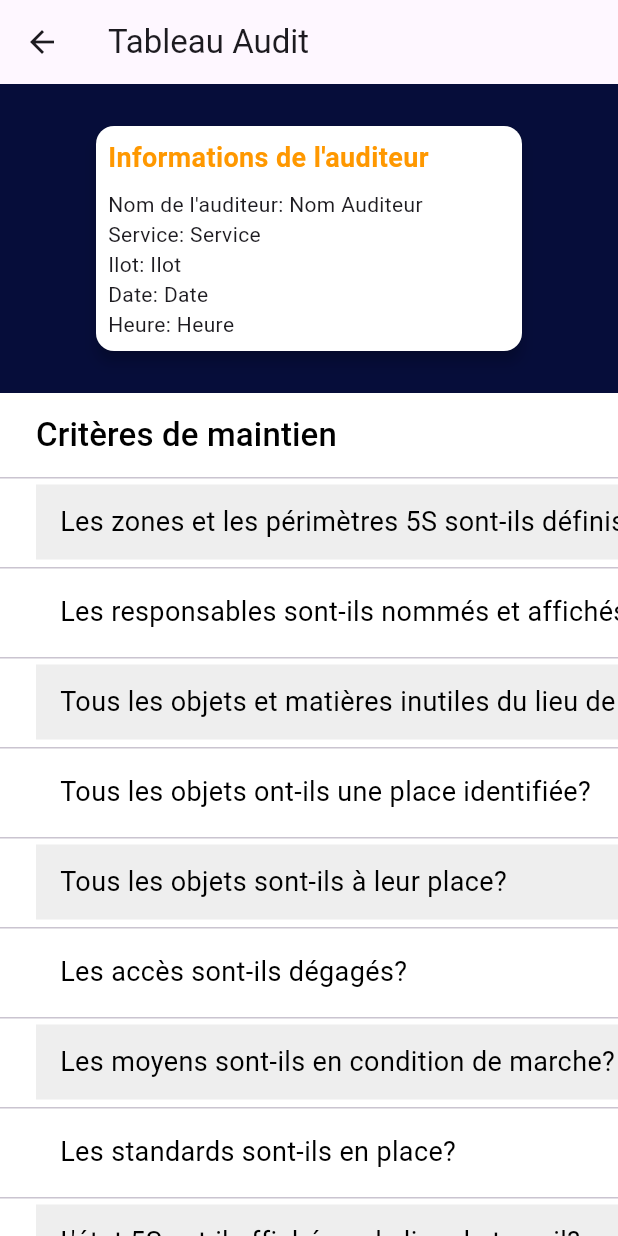
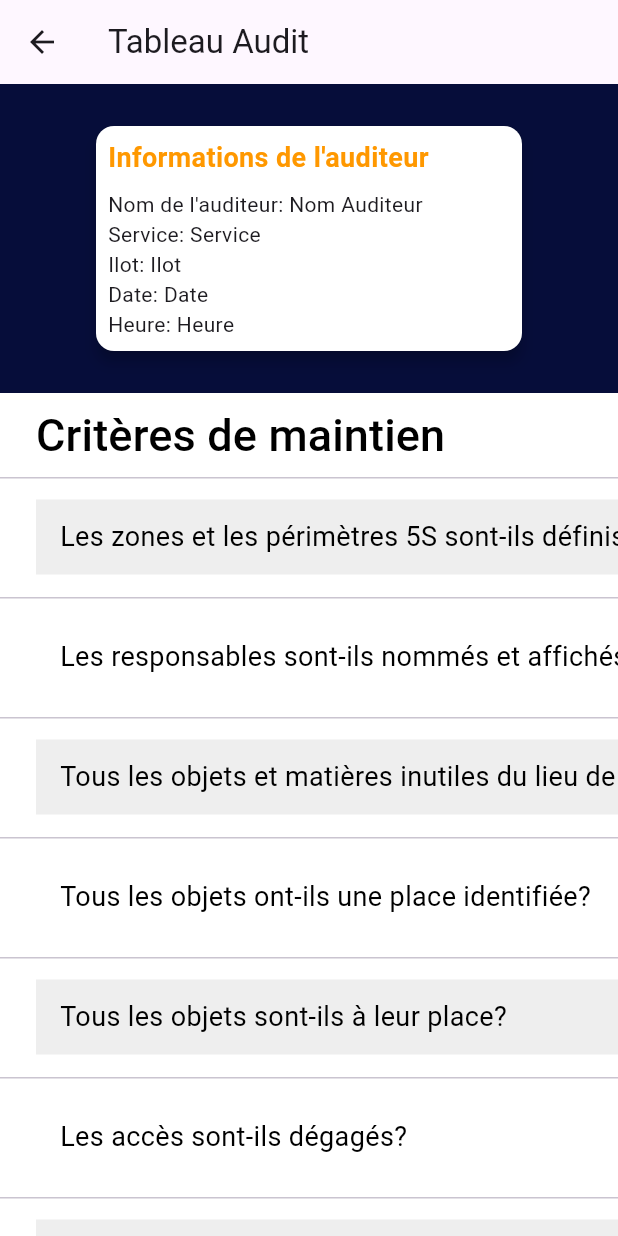
Before and after one commit to ghhada/AUDIT_5S, a Flutter app: the TableauAudit screen opened directly, on a phone screen of 412 x 824 dp. Run offline on Flutter 3.47's test engine with Material 3 defaults, Android fonts, the phone set to English and light mode, and no system bars; our stand-ins replace charts_flutter, firebase_analytics, firebase_core, firebase_database, fl_chart, shared_preferences; accounts and stored records are empty.

Commit message:
Description de vos modifications

```diff
--- a/lib/audit/TableauAudit.dart
+++ b/lib/audit/TableauAudit.dart
@@ -95,13 +95,13 @@ class _TableauAuditState extends State<TableauAudit> {
                 child: Container(
                   color: Color(0xFFFFFFFF), // Correspond à la couleur d'arrière-plan du tableau
                   child: DataTable(
-                    dataRowHeight: 60, // Réduire la hauteur de la ligne à 80 pixels
+                    dataRowHeight: 80, // Réduire la hauteur de la ligne à 80 pixels
                     columns: [
-                      DataColumn(label: SizedBox(width: 550, child: Text('Critères de maintien', style: TextStyle(fontSize: 22, color: Colors.black)))),
-                      DataColumn(label: SizedBox(width: 250, child: Text('Réponse', style: TextStyle(fontSize: 22, color: Colors.black)))),
-                      DataColumn(label: SizedBox(width: 250, child: Text('Actions', style: TextStyle(fontSize: 22, color: Colors.black)))),
-                      DataColumn(label: SizedBox(width: 250, child: Text('Responsable', style: TextStyle(fontSize: 22, color: Colors.black)))),
-                      DataColumn(label: SizedBox(width: 250, child: Text('Date limite', style: TextStyle(fontSize: 22, color: Colors.black)))),
+                      DataColumn(label: SizedBox(width: 550, child: Text('Critères de maintien', style: TextStyle(fontSize: 30, color: Colors.black)))),
+                      DataColumn(label: SizedBox(width: 250, child: Text('Réponse', style: TextStyle(fontSize: 30, color: Colors.black)))),
+                      DataColumn(label: SizedBox(width: 250, child: Text('Actions', style: TextStyle(fontSize: 30, color: Colors.black)))),
+                      DataColumn(label: SizedBox(width: 250, child: Text('Responsable', style: TextStyle(fontSize: 30, color: Colors.black)))),
+                      DataColumn(label: SizedBox(width: 250, child: Text('Date limite', style: TextStyle(fontSize: 30, color: Colors.black)))),
                     ],
                     rows: List.generate(10, (index) => _buildDataRow(index)),
                   ),
```
Also changed, not shown: 1 other file.
